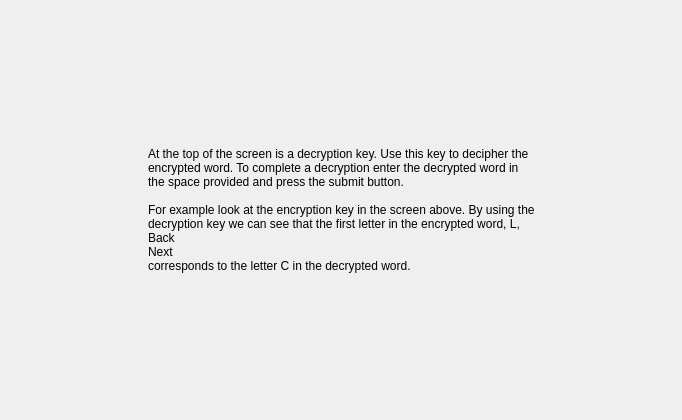
Old version of the form MarketSimulation/instructionscreen5.ui in the repository dwattttt/marketsim.
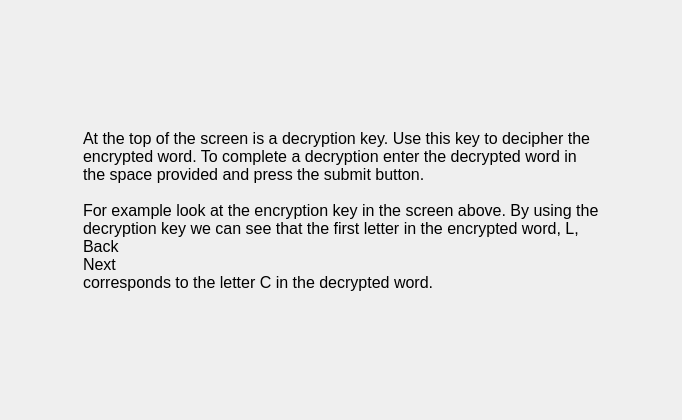
New version of the form.

Patch:
```diff
--- a/MarketSimulation/instructionscreen5.ui
+++ b/MarketSimulation/instructionscreen5.ui
@@ -44,6 +44,11 @@
      </item>
      <item>
       <widget class="QLabel" name="label">
+       <property name="font">
+        <font>
+         <pointsize>12</pointsize>
+        </font>
+       </property>
        <property name="text">
         <string>At the top of the screen is a decryption key. Use this key to decipher the
 encrypted word. To complete a decryption enter the decrypted word in
```
